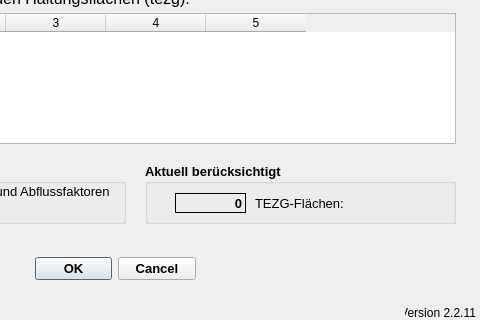
Before: the Qt Designer form qkan/createunbeffl/application_dialog_base.ui in hoettges/QKan, drawn with Qt 5; both pictures show x 215 to 695 and y 127 to 447 of the 695 by 447 pixel window.
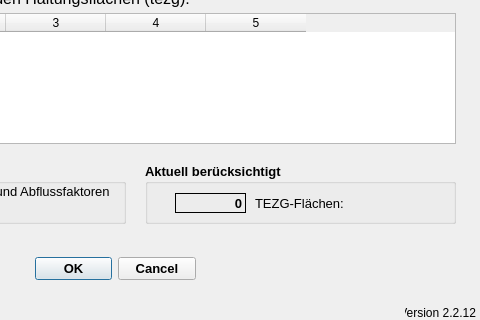
After: the same form once the commit is applied.

Diff of the .ui file:
```diff
--- a/qkan/createunbeffl/application_dialog_base.ui
+++ b/qkan/createunbeffl/application_dialog_base.ui
@@ -139,7 +139,7 @@
     <string>Version QKan Import</string>
    </property>
    <property name="text">
-    <string>Version 2.2.11</string>
+    <string>Version 2.2.12</string>
    </property>
    <property name="alignment">
     <set>Qt::AlignRight|Qt::AlignTrailing|Qt::AlignVCenter</set>
```
